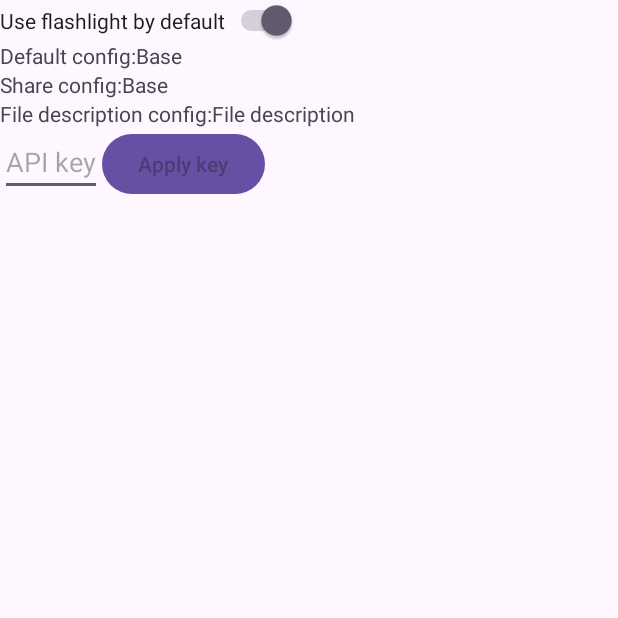
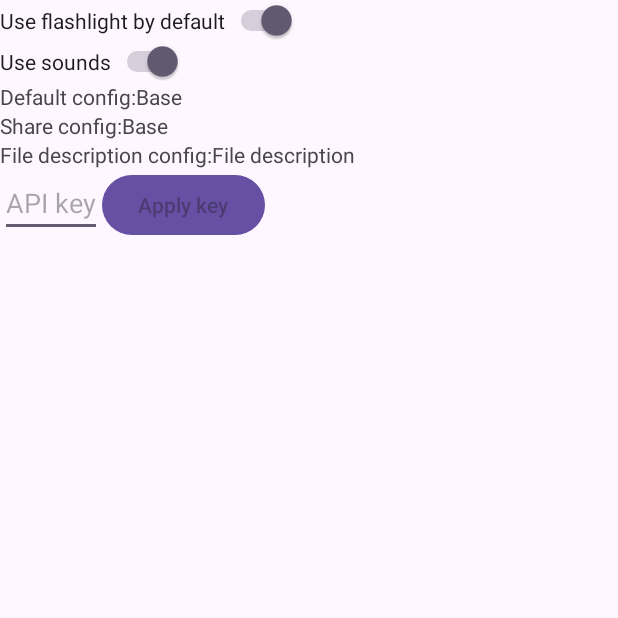
Before and after one commit to RastislavKish/VScan, an Android app: the SettingsActivity screen opened directly, with no data from a screen before it, after a tap on an icon or button, on a phone screen of 412 x 824 dp, the top half of it. Run offline under Robolectric (Android 15) with nearby library versions, the phone set to English and light mode, and no system bars; pictures from the network do not load.

Commit message:
Add use sounds setting

```diff
--- a/app/src/main/java/com/rastislavkish/vscan/core/Settings.kt
+++ b/app/src/main/java/com/rastislavkish/vscan/core/Settings.kt
@@ -25,6 +25,7 @@ class Settings(
 
     var apiKey=""
     var useFlashlight=true
+    var useSounds=true
 
     var defaultConfigId: Int=-1
     var shareConfigId: Int=-1
@@ -33,6 +34,7 @@ class Settings(
     fun load() {
         apiKey=preferences.getString("apiKey", "") ?: ""
         useFlashlight=preferences.getBoolean("useFlashlight", true)
+        useSounds=preferences.getBoolean("useSounds", true)
 
         defaultConfigId=preferences.getInt("defaultConfigId", -1)
         shareConfigId=preferences.getInt("shareConfigId", -1)
@@ -42,6 +44,7 @@ class Settings(
         preferences.edit()
         .putString("apiKey", apiKey)
         .putBoolean("useFlashlight", useFlashlight)
+        .putBoolean("useSounds", useSounds)
         .putInt("defaultConfigId", defaultConfigId)
         .putInt("shareConfigId", shareConfigId)
         .putInt("fileDescriptionConfigId", fileDescriptionConfigId)
--- a/app/src/main/java/com/rastislavkish/vscan/ui/mainactivity/ScanFragment.kt
+++ b/app/src/main/java/com/rastislavkish/vscan/ui/mainactivity/ScanFragment.kt
@@ -332,6 +332,7 @@ class ScanFragment: Fragment(), CoroutineScope {
                 val bytes=ByteArray(buffer.remaining())
                 buffer.get(bytes)
 
+                if (settings.useSounds)
                 resources.shutterSound.play()
 
                 launch {
--- a/app/src/main/java/com/rastislavkish/vscan/ui/settingsactivity/SettingsActivity.kt
+++ b/app/src/main/java/com/rastislavkish/vscan/ui/settingsactivity/SettingsActivity.kt
@@ -47,6 +47,7 @@ class SettingsActivity : AppCompatActivity() {
     private lateinit var settings: Settings
 
     private lateinit var flashlightSwitch: Switch
+    private lateinit var soundsSwitch: Switch
     private lateinit var defaultConfigSelector: TextView
     private lateinit var shareConfigSelector: TextView
     private lateinit var fileDescriptionConfigSelector: TextView
@@ -64,6 +65,7 @@ class SettingsActivity : AppCompatActivity() {
         settings=Settings.getInstance(this)
 
         flashlightSwitch=findViewById(R.id.flashlightSwitch)
+        soundsSwitch=findViewById(R.id.soundsSwitch)
         defaultConfigSelector=findViewById(R.id.defaultConfigSelector)
         shareConfigSelector=findViewById(R.id.shareConfigSelector)
         fileDescriptionConfigSelector=findViewById(R.id.fileDescriptionConfigSelector)
@@ -76,6 +78,7 @@ class SettingsActivity : AppCompatActivity() {
 
     override fun onResume() {
         flashlightSwitch.setChecked(settings.useFlashlight)
+        soundsSwitch.setChecked(settings.useSounds)
 
         refreshSelectors()
 
@@ -83,6 +86,7 @@ class SettingsActivity : AppCompatActivity() {
         }
     override fun onPause() {
         settings.useFlashlight=flashlightSwitch.isChecked()
+        settings.useSounds=soundsSwitch.isChecked()
 
         settings.save()
 
--- a/app/src/main/res/layout/activity_settings.xml
+++ b/app/src/main/res/layout/activity_settings.xml
@@ -9,6 +9,12 @@
     <Switch
         android:id="@+id/flashlightSwitch"
         android:text="Use flashlight by default"
+        android:layout_width="wrap_content"
+        android:layout_height="wrap_content"
+        />
+    <Switch
+        android:id="@+id/soundsSwitch"
+        android:text="Use sounds"
         android:layout_width="wrap_content"
         android:layout_height="wrap_content"
         />
```
